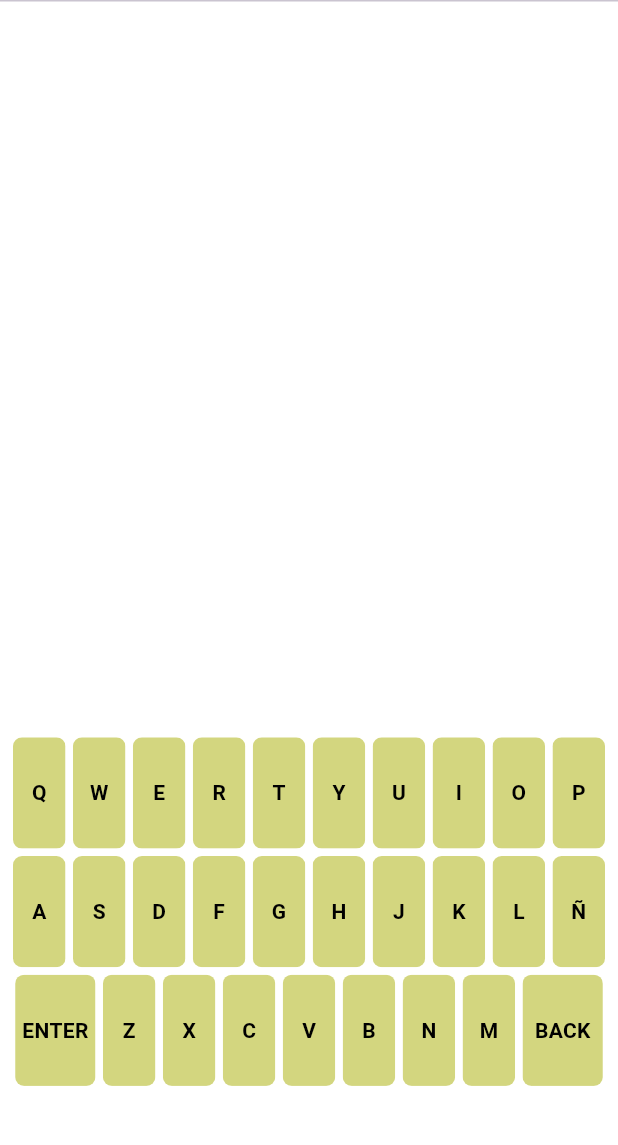
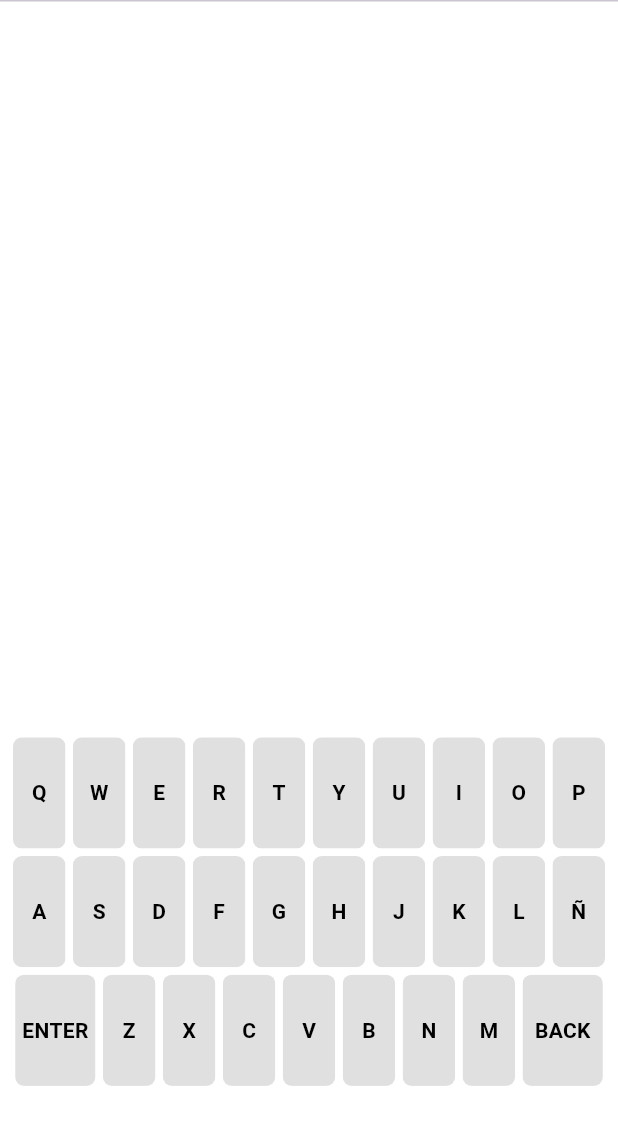
Before and after one commit to CeciJurgens/TDL---Wordle, a Flutter app: the screen it shows after launch, on a phone screen of 412 x 824 dp, the part 84-1229 px from its top. Run offline on Flutter 3.47's test engine with Material 3 defaults, Android fonts, the light colour scheme and no system bars.

Commit message:
Arreglo colores

```diff
--- a/lib/components/keyboard_row.dart
+++ b/lib/components/keyboard_row.dart
@@ -25,7 +25,7 @@ class KeyboardRow extends StatelessWidget {
         children: keysMap.entries.map((e) {
           index++;
           if(min <= index && index <= max) {
-            Color color = Theme.of(context).primaryColorLight;
+            Color color = Theme.of(context).focusColor;
             Color keyColor = Colors.white;
             if(e.value == AnswerStage.correct){
               color = correctGreen;
--- a/lib/components/tile.dart
+++ b/lib/components/tile.dart
@@ -19,7 +19,7 @@ class _TileState extends State<Tile> {
 
   @override
   void initState() {
-    WidgetsBinding.instance?.addPostFrameCallback((timeStamp) {
+    WidgetsBinding.instance.addPostFrameCallback((timeStamp) {
       _borderColor = Theme.of(context).primaryColorLight;
     });
     super.initState();
--- a/lib/constants/colors.dart
+++ b/lib/constants/colors.dart
@@ -2,7 +2,7 @@ import 'package:flutter/material.dart';
 
 const correctGreen = Color.fromARGB(255, 107, 170, 100);
 const containsYellow = Color.fromARGB(255, 201, 180, 87);
-const lightThemeLightShade = Color.fromARGB(255, 211, 214, 127);
+const lightThemeLightShade = Color.fromARGB(255, 211, 214, 215);
 const lightThemeDarkShade = Color.fromARGB(255, 120, 124, 127);
 const darkThemeLightShade = Color.fromARGB(255, 130, 131, 133);
 const darkThemeDarkShade = Color.fromARGB(255, 58, 58, 60);
--- a/lib/main.dart
+++ b/lib/main.dart
@@ -18,7 +18,7 @@ class MyApp extends StatelessWidget {
         debugShowCheckedModeBanner: false,
         title: "Wordle",
         theme: ThemeData(
-          primaryColorLight: lightThemeLightShade,
+          primaryColorLight: darkThemeLightShade,
           primaryColorDark: lightThemeDarkShade,
           appBarTheme: const AppBarTheme(
             titleTextStyle: TextStyle(
```
Also changed, not shown: pubspec.lock, 6 other files.
